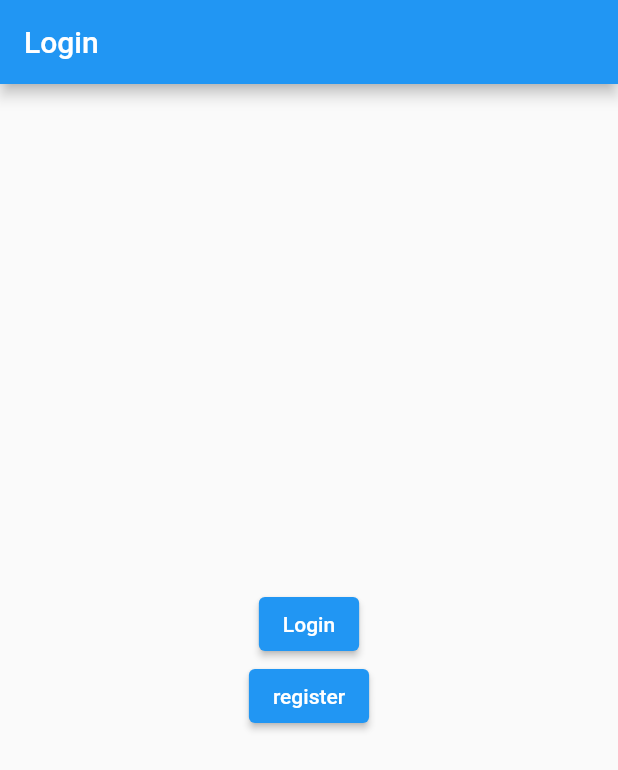
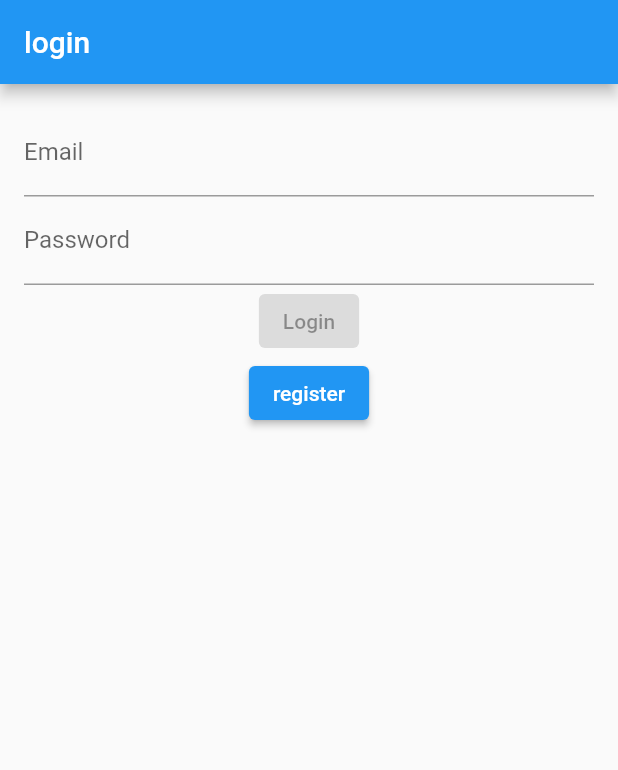
Before and after one commit to MG75/blokapp_frontend, a Flutter app: the screen it shows after launch, after a tap on "register", after a tap on "login", on a phone screen of 412 x 824 dp. Shown: the top 770 px of the screen. Run offline on Flutter 3.47's test engine with Material 2 defaults, Android fonts, the light colour scheme and no system bars; missing offline and left inert: dart:ffi; network calls fail.

Commit message:
login/register/setrtings

```diff
--- /dev/null
+++ b/blokapp/lib/globals.dart
@@ -0,0 +1,5 @@
+library blokapp.globals;
+
+bool isLoggedIn = false;
+String povezava = "192.168.0.14";
+int? UserID = null;
--- a/blokapp/lib/main.dart
+++ b/blokapp/lib/main.dart
@@ -1,6 +1,7 @@
 import 'dart:async';
+import 'package:flutter/services.dart';
 import 'dart:convert';
-
+import 'globals.dart' as globals;
 import 'package:flutter/material.dart';
 import 'package:http/http.dart' as http;
 import 'pages/login.dart';
@@ -41,11 +42,14 @@ class Album {
 }
 
 void main() {
+   WidgetsFlutterBinding.ensureInitialized();
+  SystemChrome.setPreferredOrientations([DeviceOrientation.portraitUp]);
   runApp(MaterialApp(
     title: 'My App',
     home: LoginPage(),
   ));
 }
+
 
 class MyApp extends StatefulWidget {
   const MyApp({super.key});
--- a/blokapp/lib/pages/login.dart
+++ b/blokapp/lib/pages/login.dart
@@ -4,12 +4,15 @@ import 'package:http/http.dart' as http;
 import '/main.dart';
 import 'register.dart';
 import 'dart:convert';
+import 'settings.dart';
+import '/globals.dart' as globals;
 
-void login(String uisername, String password) async {
-  final String apiUrl = 'http://your-express-server-url.com/api/data';
+void login(String mail, String password) async {
+   String povezava = globals.povezava;
+  final String apiUrl = 'http://$povezava:3000/users/login';
   final Map<String, dynamic> payload = {
-    'key1': 'value1',
-    'key2': 'value2',
+    'email': mail,
+    'password': password,
   };
 
   final String jsonData = jsonEncode(payload);
@@ -27,34 +30,110 @@ void login(String uisername, String password) async {
   }
 }
 
-class LoginPage extends StatelessWidget {
+class LoginPage extends StatefulWidget {
+  @override
+  State<LoginPage> createState() => _LoginPageState();
+}
+
+class _LoginPageState extends State<LoginPage> {
+  final _emailController = TextEditingController();
+  final _passwordController = TextEditingController();
+  @override
+  final _formKey = GlobalKey<FormState>();
+  bool _formValid = false;
+  final RegExp emailRegex = RegExp(r'^[\w-\.]+@([\w-]+\.)+[\w-]{2,4}$');
+
   @override
   Widget build(BuildContext context) {
     return Scaffold(
       appBar: AppBar(
-        title: Text('Login'),
+        title: Row(
+          children: <Widget>[
+            Expanded(
+              child: Text(
+                'login',
+                textAlign: TextAlign.left,
               ),
-      body: Center(
+            ),
+            TextButton(
+              onPressed: () {
+                Navigator.push(
+                  context,
+                  MaterialPageRoute(builder: (context) => settings()),
+                );
+              },
+              child: const Icon(Icons.settings),
+            ),
+          ],
+        ),
+      ),
+      body: Padding(
+        padding: const EdgeInsets.all(16.0),
+        child: Column(
+          crossAxisAlignment: CrossAxisAlignment.start,
+          children: [
+            Form(
+              key: _formKey,
+              onChanged: () {
+                setState(() {
+                  _formValid = _formKey.currentState!.validate();
+                });
+              },
               child: Column(
                 mainAxisAlignment: MainAxisAlignment.center,
                 children: [
-            // Login form goes here
+                  TextFormField(
+                    controller: _emailController,
+                    decoration: InputDecoration(
+                      labelText: 'Email',
+                    ),
+                    validator: (value) {
+                      if (value!.isEmpty) {
+                        return 'Please enter your email';
+                      }
+                      // Check if the input string is a valid email format using regex
+                      // Regular expression to match most common email formats
+                      // Note: this is not a perfect email validation regex, but should be sufficient for most use cases
+                      if (!emailRegex.hasMatch(value)) {
+                        return 'Please enter a valid email address';
+                      }
+                      return null;
+                    },
+                  ),
+                  TextFormField(
+                    controller: _passwordController,
+                    obscureText: true,
+                    decoration: InputDecoration(
+                      labelText: 'Password',
+                    ),
+                    validator: (value) {
+                      if (value!.isEmpty) {
+                        return 'Please enter your password';
+                      }
+                      return null;
+                    },
+                  ),
                   ElevatedButton(
-              onPressed: () {
-                login("", "");
-                Navigator.pushReplacement(
-                  context,
-                  MaterialPageRoute(builder: (context) => MyApp()),
-                );
-              },
+                    onPressed: _formValid
+                        ? () {
+                            login(_emailController.text,
+                                _passwordController.text);
+                          }
+                        : null,
                     child: Text('Login'),
                   ),
                   ElevatedButton(
+
                       onPressed: () {
-                  Navigator.pushReplacement(context,
-                      MaterialPageRoute(builder: (context) => RegisterPage()));
+                        Navigator.pushReplacement(
+                            context,
+                            MaterialPageRoute(
+                                builder: (context) => RegisterPage()));
                       },
                       child: Text('register'))
+                ],
+              ),
+            ),
           ],
         ),
       ),
--- a/blokapp/lib/pages/register.dart
+++ b/blokapp/lib/pages/register.dart
@@ -5,10 +5,12 @@ import 'package:flutter/material.dart';
 import 'package:http/http.dart' as http;
 import '/main.dart';
 import 'dart:convert';
+import 'settings.dart';
+import '/globals.dart' as globals;
 
 void register(BuildContext context, String name, String mail, String password,
     int blok) async {
-  final String apiUrl = 'http://10.0.2.2:3000/users/register';
+  final String apiUrl = 'http://$povezava:3000/users/register';
   final Map<String, dynamic> payload = {
     'name': name,
     'email': mail,
@@ -48,8 +50,11 @@ class _RegisterPageState extends State<RegisterPage> {
   List<Map<String, dynamic>> _options = [];
 
   Future<void> _getOptions() async {
+    String povezava = globals.povezava;
+    print(povezava);
+    try {
       final response =
-        await http.get(Uri.parse('http://10.0.2.2:3000/buildings/options'));
+          await http.get(Uri.parse('http://$povezava:3000/buildings/options'));
       if (response.statusCode == 200) {
         setState(() {
           final List<dynamic> responseBody = json.decode(response.body);
@@ -62,6 +67,13 @@ class _RegisterPageState extends State<RegisterPage> {
         });
       } else {
         print('Error retrieving options from API');
+      }
+    } catch (e) {
+      ScaffoldMessenger.of(context).showSnackBar(
+        SnackBar(
+          content: Text('No internet connection'),
+        ),
+      );
     }
   }
 
@@ -79,7 +91,25 @@ class _RegisterPageState extends State<RegisterPage> {
   Widget build(BuildContext context) {
     return Scaffold(
       appBar: AppBar(
-        title: Text('Login'),
+        title: Row(
+          children: <Widget>[
+            Expanded(
+              child: Text(
+                'Register',
+                textAlign: TextAlign.left,
+              ),
+            ),
+            TextButton(
+              onPressed: () {
+                Navigator.push(
+                  context,
+                  MaterialPageRoute(builder: (context) => settings()),
+                );
+              },
+              child: const Icon(Icons.settings),
+            ),
+          ],
+        ),
       ),
       body: Padding(
         padding: const EdgeInsets.all(16.0),
@@ -143,7 +173,7 @@ class _RegisterPageState extends State<RegisterPage> {
                     items: _options.map((option) {
                       return DropdownMenuItem(
                         value: option['id'],
-                          child: Text(option['name']),
+                        child: Text(option['adress']),
                       );
                     }).toList(),
                     onChanged: (value) {
@@ -158,9 +188,6 @@ class _RegisterPageState extends State<RegisterPage> {
                       return null;
                     },
                     decoration: InputDecoration(labelText: 'Blok'),
-                    ),
-                  ],
-                ),
                   ),
                   ElevatedButton(
                     onPressed: _formValid
@@ -188,7 +215,11 @@ class _RegisterPageState extends State<RegisterPage> {
                     child: Text('login'),
                   ),
                 ],
-          )),
+              ),
+            ),
+          ],
+        ),
+      ),
     );
   }
 }
```
Also changed, not shown: blokapp/lib/pages/settings.dart (added, +129 -0 lines), blokapp/pubspec.lock, 1 other file. Lines whose indentation alone changed are shown as unchanged.
